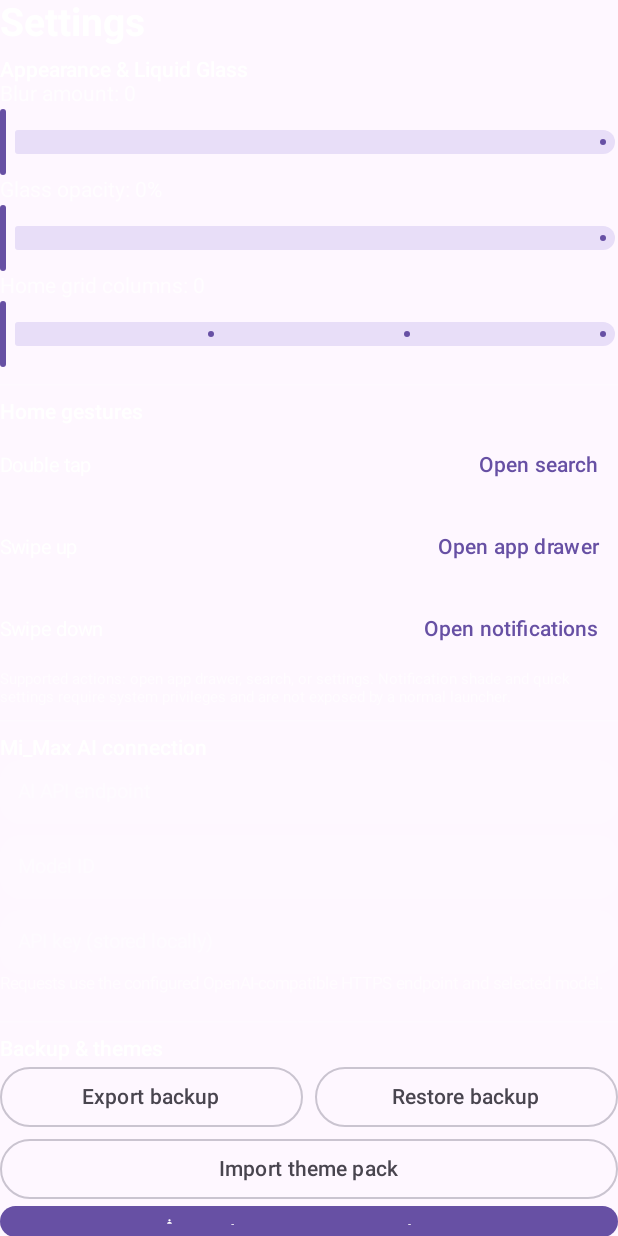
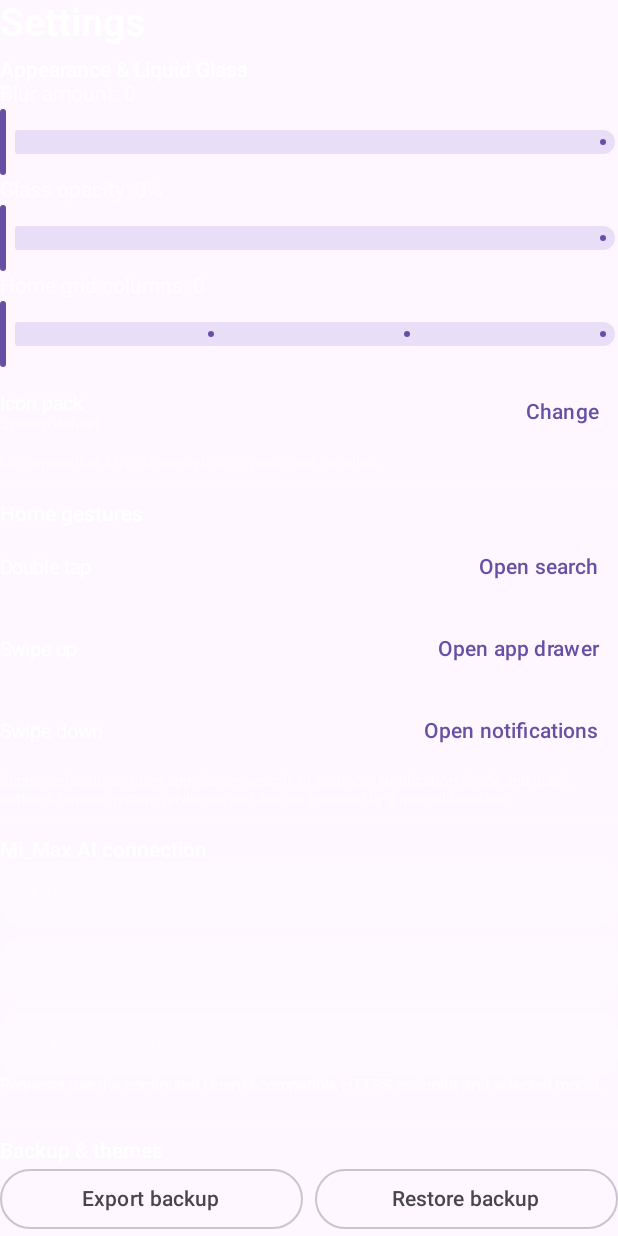
Before and after one commit to mmgg3yn-png/MI_Max, an Android app built with Jetpack Compose: the composable SettingsPage called with empty values, on a phone screen of 412 x 824 dp. Run offline under Robolectric (Android 15) with nearby library versions, the phone set to English and light mode, and no system bars.

Commit message:
Connect compatible installed icon packs to app icons and settings

```diff
--- a/app/src/main/java/com/mimax/lu/MainActivity.kt
+++ b/app/src/main/java/com/mimax/lu/MainActivity.kt
@@ -79,6 +79,7 @@ private fun MiMaxLauncher(widgetController: LauncherWidgetController) {
     var endpoint by remember { mutableStateOf(prefs.getString("ai_endpoint","") ?: "") }
     var model by remember { mutableStateOf(prefs.getString("ai_model","") ?: "") }
     var apiKey by remember { mutableStateOf(prefs.getString("ai_key","") ?: "") }
+    var iconPack by remember { mutableStateOf(prefs.getString("icon_pack","") ?: "") }
     var showAccount by remember { mutableStateOf(false) }
     val customTheme = remember(theme) { ThemePackManager(ctx).installed().firstOrNull { it.id == theme } }
     val colors = customTheme?.let { listOf(Color(it.backgroundStart), Color(it.backgroundEnd), Color(it.backgroundEnd)) } ?: when(theme) {
@@ -87,13 +88,14 @@ private fun MiMaxLauncher(widgetController: LauncherWidgetController) {
         "Aurora" -> listOf(Color(0xFF59477A),Color(0xFF253B58),Color(0xFF101522))
         else -> listOf(Color(0xFF33465F),Color(0xFF151E2C),Color(0xFF080C13))
     }
-    val apps= remember {
+    val apps= remember(iconPack) {
         val pm=ctx.packageManager
+        val iconPacks = IconPackManager(ctx)
         val i=Intent(Intent.ACTION_MAIN).addCategory(Intent.CATEGORY_LAUNCHER)
         @Suppress("DEPRECATION")
         pm.queryIntentActivities(i,PackageManager.MATCH_ALL).mapNotNull { r ->
             val ai=r.activityInfo?.applicationInfo ?: return@mapNotNull null
-            AppEntry(r.loadLabel(pm).toString(),ai.packageName,r.loadIcon(pm))
+            AppEntry(r.loadLabel(pm).toString(),ai.packageName,iconPacks.iconFor(iconPack, ai.packageName) ?: r.loadIcon(pm))
         }.distinctBy{it.pkg}.sortedBy{it.name.lowercase()}
     }
     val filtered=apps.filter{it.name.contains(query,true)}
@@ -119,7 +121,7 @@ private fun MiMaxLauncher(widgetController: LauncherWidgetController) {
                         "widgets" -> WidgetsPage(widgetController)
                         "extensions" -> ExtensionsPage()
                         "themes" -> ThemesPage(theme,{theme=it;save("theme",it)})
-                        "settings" -> SettingsPage(blur,{blur=it;save("blur",it)},opacity,{opacity=it;save("opacity",it)},columns,{columns=it;save("columns",it)},endpoint,{endpoint=it;save("ai_endpoint",it)},model,{model=it;save("ai_model",it)},apiKey,{apiKey=it;save("ai_key",it)},{tab="account"})
+                        "settings" -> SettingsPage(blur,{blur=it;save("blur",it)},opacity,{opacity=it;save("opacity",it)},columns,{columns=it;save("columns",it)},endpoint,{endpoint=it;save("ai_endpoint",it)},model,{model=it;save("ai_model",it)},apiKey,{apiKey=it;save("ai_key",it)},iconPack,{iconPack=it;save("icon_pack",it)},{tab="account"})
                         "account" -> AccountPage { showAccount=false;tab="settings" }
                         else -> HomePage(apps,columns,opacity,{tab="apps"},{tab="settings"})
                     }
@@ -546,7 +548,7 @@ private fun MiMaxLauncher(widgetController: LauncherWidgetController) {
         }
     }
 }
-@Composable private fun SettingsPage(blur:Float,onBlur:(Float)->Unit,alpha:Float,onAlpha:(Float)->Unit,cols:Int,onCols:(Int)->Unit,endpoint:String,onEndpoint:(String)->Unit,model:String,onModel:(String)->Unit,key:String,onKey:(String)->Unit,onAccount:()->Unit) {
+@Composable private fun SettingsPage(blur:Float,onBlur:(Float)->Unit,alpha:Float,onAlpha:(Float)->Unit,cols:Int,onCols:(Int)->Unit,endpoint:String,onEndpoint:(String)->Unit,model:String,onModel:(String)->Unit,key:String,onKey:(String)->Unit,iconPack:String,onIconPack:(String)->Unit,onAccount:()->Unit) {
     val context = LocalContext.current
     var backupMessage by remember { mutableStateOf("") }
     val backupManager = remember { LauncherBackupManager(context) }
@@ -567,6 +569,7 @@ private fun MiMaxLauncher(widgetController: LauncherWidgetController) {
         Text("Blur amount: ${blur.toInt()}",color=Color.White.copy(.7f));Slider(value=blur,onValueChange=onBlur,valueRange=0f..28f)
         Text("Glass opacity: ${(alpha*100).toInt()}%",color=Color.White.copy(.7f));Slider(value=alpha,onValueChange=onAlpha,valueRange=.05f..0.75f)
         Text("Home grid columns: $cols",color=Color.White.copy(.7f));Slider(value=cols.toFloat(),onValueChange={onCols(it.toInt().coerceIn(3,6))},valueRange=3f..6f,steps=2)
+        IconPackSettingRow(iconPack,onIconPack,context)
         HorizontalDivider(color=Color.White.copy(.18f),modifier=Modifier.padding(vertical=9.dp))
         Text("Home gestures",color=Color.White,fontWeight=FontWeight.SemiBold)
         GestureSettingRow("Double tap",GestureSettings.Gesture.DOUBLE_TAP_HOME,context)
@@ -590,6 +593,27 @@ private fun MiMaxLauncher(widgetController: LauncherWidgetController) {
         if (backupMessage.isNotBlank()) Text(backupMessage,color=Color.White.copy(.75f),fontSize=11.sp)
         Button(onClick=onAccount,modifier=Modifier.fillMaxWidth()) { Icon(Icons.Default.Person,null);Spacer(Modifier.width(7.dp));Text("Developer • Account • About") }
     }
+}
+@Composable private fun IconPackSettingRow(selected:String,onSelected:(String)->Unit,context:android.content.Context) {
+    val packs = remember { IconPackManager(context).installed() }
+    var expanded by remember { mutableStateOf(false) }
+    val selectedName = packs.firstOrNull { it.packageName == selected }?.label ?: if(selected.isBlank()) "System default" else selected
+    Row(Modifier.fillMaxWidth().padding(vertical=4.dp),verticalAlignment=Alignment.CenterVertically) {
+        Column(Modifier.weight(1f)) {
+            Text("Icon pack",color=Color.White,fontSize=13.sp)
+            Text(selectedName,color=Color.White.copy(.55f),fontSize=10.sp)
+        }
+        Box {
+            TextButton(onClick={expanded=true}) { Text("Change") }
+            DropdownMenu(expanded=expanded,onDismissRequest={expanded=false}) {
+                DropdownMenuItem(text={Text("System default")},onClick={onSelected("");expanded=false})
+                packs.forEach { pack ->
+                    DropdownMenuItem(text={Text(pack.label)},onClick={onSelected(pack.packageName);expanded=false})
+                }
+            }
+        }
+    }
+    if(packs.isEmpty()) Text("No compatible ADW/Nova-style icon packs are installed.",color=Color.White.copy(.5f),fontSize=10.sp)
 }
 @Composable private fun GestureSettingRow(label:String,gesture:GestureSettings.Gesture,context:android.content.Context) {
     val settings = remember { GestureSettings(context) }
```
